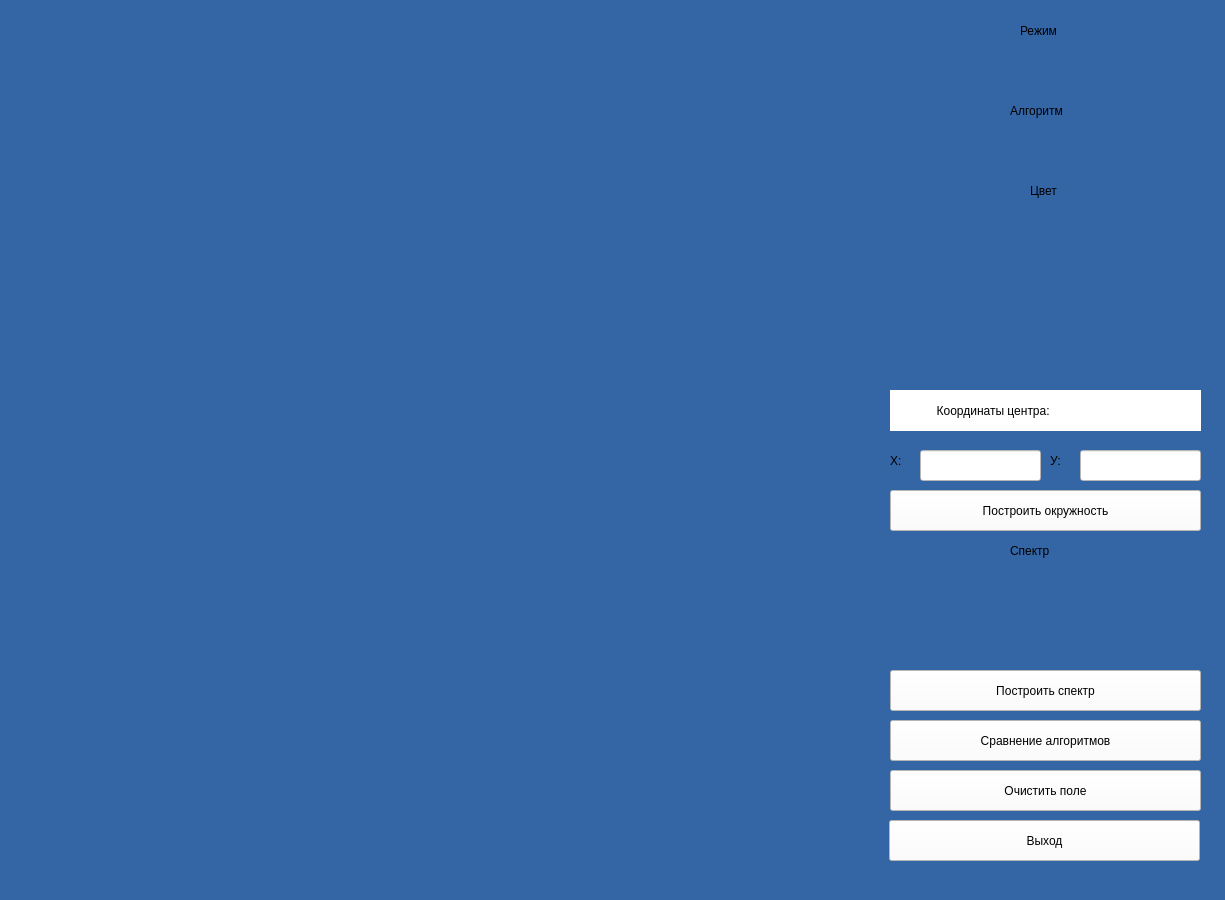
First picture: the form in lab_04/window.ui, repository Defo0000/bmstu_cg, before the edit.
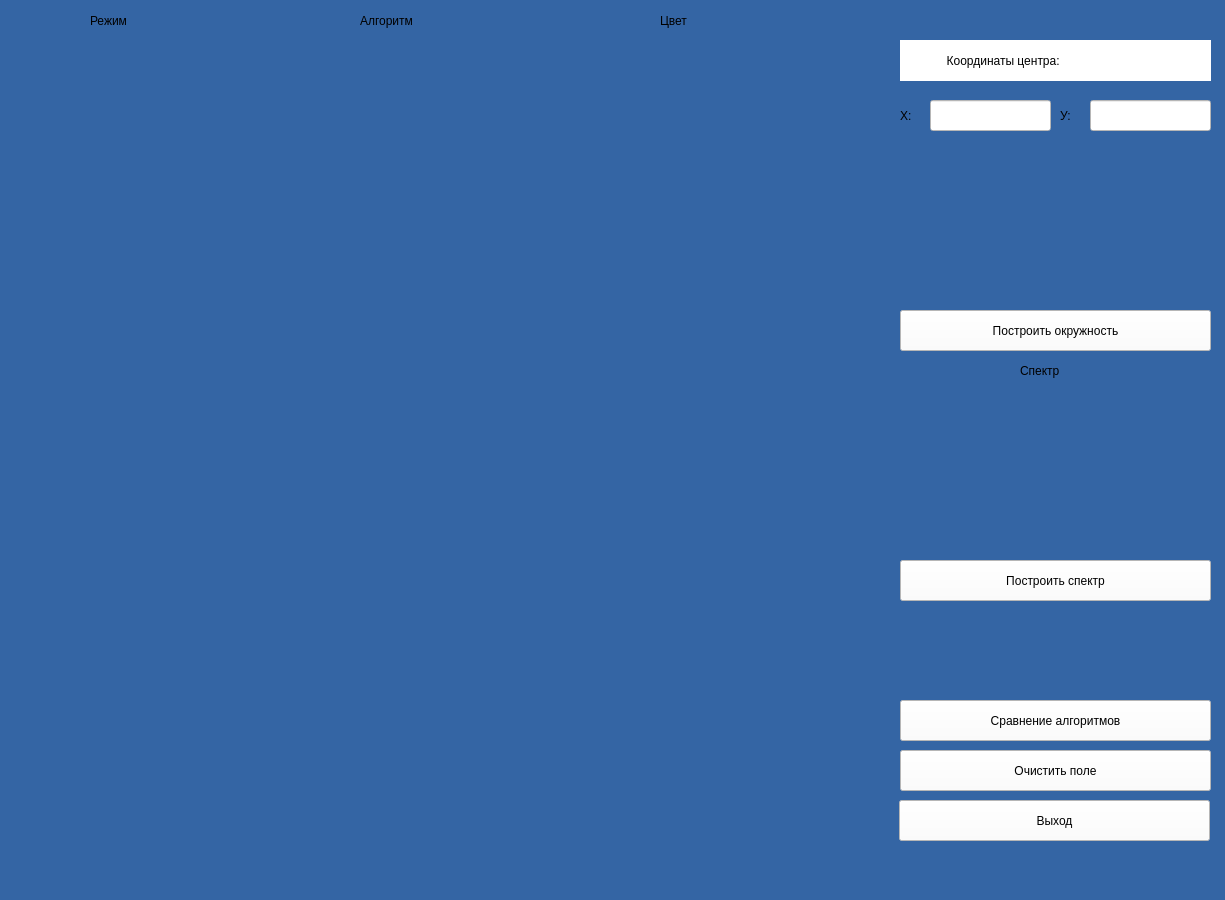
Second picture: the form after the edit.

Diff of the .ui file:
```diff
--- a/lab_04/window.ui
+++ b/lab_04/window.ui
@@ -20,8 +20,8 @@
    <widget class="QPushButton" name="exit_btn">
     <property name="geometry">
      <rect>
-      <x>889</x>
-      <y>820</y>
+      <x>899</x>
+      <y>800</y>
       <width>311</width>
       <height>41</height>
      </rect>
@@ -36,8 +36,8 @@
    <widget class="QPushButton" name="clear_btn">
     <property name="geometry">
      <rect>
-      <x>890</x>
-      <y>770</y>
+      <x>900</x>
+      <y>750</y>
       <width>311</width>
       <height>41</height>
      </rect>
@@ -52,8 +52,8 @@
    <widget class="QLabel" name="label">
     <property name="geometry">
      <rect>
-      <x>890</x>
-      <y>390</y>
+      <x>900</x>
+      <y>40</y>
       <width>311</width>
       <height>41</height>
      </rect>
@@ -69,8 +69,8 @@
    <widget class="QLineEdit" name="xc_lbl">
     <property name="geometry">
      <rect>
-      <x>920</x>
-      <y>450</y>
+      <x>930</x>
+      <y>100</y>
       <width>121</width>
       <height>31</height>
      </rect>
@@ -82,8 +82,8 @@
    <widget class="QLineEdit" name="yc_lbl">
     <property name="geometry">
      <rect>
-      <x>1080</x>
-      <y>450</y>
+      <x>1090</x>
+      <y>100</y>
       <width>121</width>
       <height>31</height>
      </rect>
@@ -95,10 +95,10 @@
    <widget class="QLabel" name="label_3">
     <property name="geometry">
      <rect>
-      <x>1050</x>
-      <y>440</y>
+      <x>1060</x>
+      <y>100</y>
       <width>21</width>
-      <height>41</height>
+      <height>31</height>
      </rect>
     </property>
     <property name="text">
@@ -108,10 +108,10 @@
    <widget class="QLabel" name="label_2">
     <property name="geometry">
      <rect>
-      <x>890</x>
-      <y>440</y>
+      <x>900</x>
+      <y>100</y>
       <width>21</width>
-      <height>41</height>
+      <height>31</height>
      </rect>
     </property>
     <property name="text">
@@ -121,8 +121,8 @@
    <widget class="QLabel" name="label_7">
     <property name="geometry">
      <rect>
-      <x>1020</x>
-      <y>20</y>
+      <x>90</x>
+      <y>10</y>
       <width>85</width>
       <height>22</height>
      </rect>
@@ -134,8 +134,8 @@
    <widget class="QLabel" name="label_8">
     <property name="geometry">
      <rect>
-      <x>1010</x>
-      <y>100</y>
+      <x>360</x>
+      <y>10</y>
       <width>121</width>
       <height>22</height>
      </rect>
@@ -147,8 +147,8 @@
    <widget class="QLabel" name="label_9">
     <property name="geometry">
      <rect>
-      <x>1030</x>
-      <y>180</y>
+      <x>660</x>
+      <y>10</y>
       <width>51</width>
       <height>22</height>
      </rect>
@@ -160,8 +160,8 @@
    <widget class="QPushButton" name="analysis">
     <property name="geometry">
      <rect>
-      <x>890</x>
-      <y>720</y>
+      <x>900</x>
+      <y>700</y>
       <width>311</width>
       <height>41</height>
      </rect>
@@ -176,8 +176,8 @@
    <widget class="QLabel" name="label_10">
     <property name="geometry">
      <rect>
-      <x>1010</x>
-      <y>540</y>
+      <x>1020</x>
+      <y>360</y>
       <width>71</width>
       <height>22</height>
      </rect>
@@ -189,8 +189,8 @@
    <widget class="QPushButton" name="spectrum_btn">
     <property name="geometry">
      <rect>
-      <x>890</x>
-      <y>670</y>
+      <x>900</x>
+      <y>560</y>
       <width>311</width>
       <height>41</height>
      </rect>
@@ -205,8 +205,8 @@
    <widget class="QPushButton" name="draw_btn">
     <property name="geometry">
      <rect>
-      <x>890</x>
-      <y>490</y>
+      <x>900</x>
+      <y>310</y>
       <width>311</width>
       <height>41</height>
      </rect>
```
